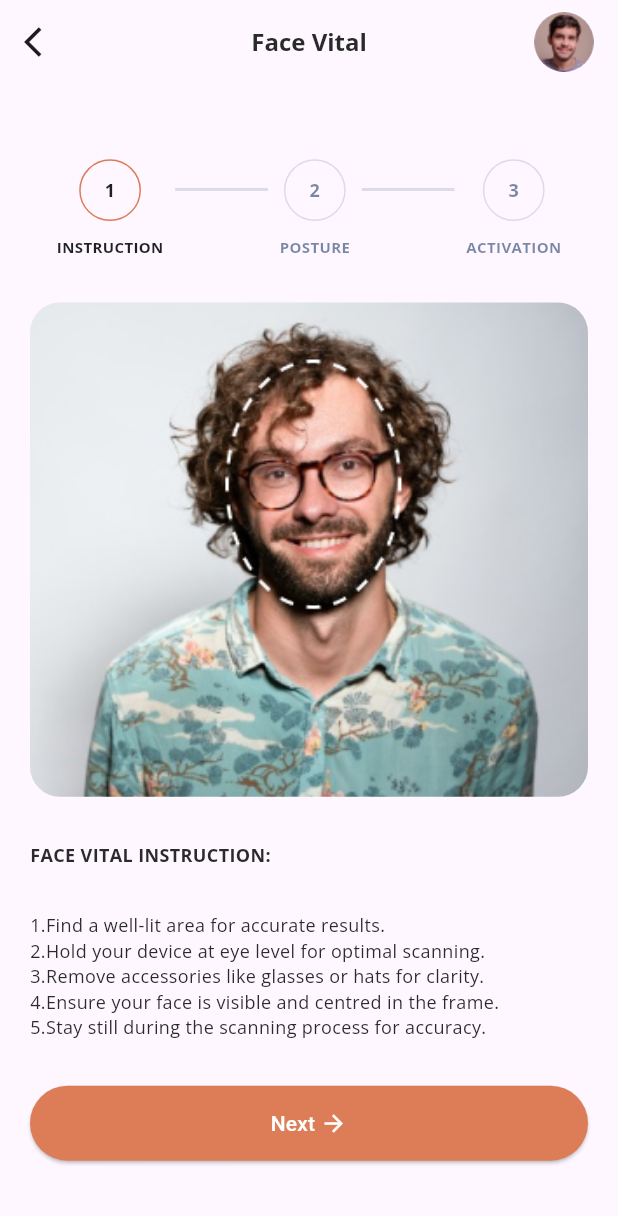
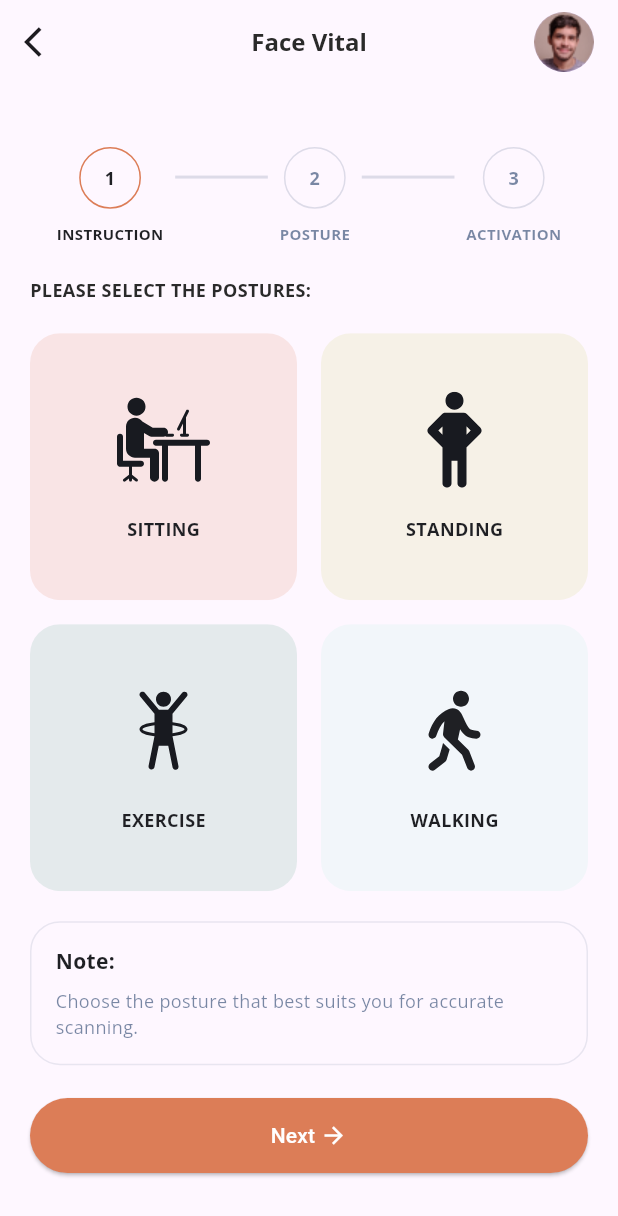
Before and after one commit to KhushiGoyal08/rest-api-todo-application, a Flutter app: the screen it shows after launch, on a phone screen of 412 x 824 dp. Shown: the top 1216 px of the screen. Run offline on Flutter 3.47's test engine with Material 3 defaults, Android fonts, the phone set to English and light mode, and no system bars; our stand-ins replace dio, flutter_svg, google_fonts; missing offline and left inert: flutter_image_stack.

Commit message:
onco pages something left

```diff
--- /dev/null
+++ b/lib/onco/pages/postureScreen.dart
@@ -0,0 +1,119 @@
+import 'package:flutter/material.dart';
+import 'package:flutter_svg/flutter_svg.dart';
+import 'package:google_fonts/google_fonts.dart';
+
+class PostureScreen extends StatelessWidget {
+  PostureScreen({super.key});
+  final List<Color> colors = [
+    const Color(0xFFF9E4E5),
+    const Color(0xFFF6F1E7),
+    const Color(0xFFE4EAEC),
+    const Color(0xFFF2F6FA)
+  ];
+  final List<String> text = ["SITTING", "STANDING", "EXERCISE", "WALKING"];
+  List<String> images = ["Work", "Waiting", "Stretching", "Walking"];
+  @override
+  Widget build(BuildContext context) {
+    return ListView(
+      shrinkWrap: true,
+      children: [
+        Text(
+          'PLEASE SELECT THE POSTURES:',
+          style: GoogleFonts.openSans(
+            color: const Color(0xFF2A2A2A),
+            fontSize: 12,
+            fontWeight: FontWeight.w700,
+          ),
+        ),
+       const  SizedBox(height: 20,),
+        GridView.builder(
+            shrinkWrap: true,
+            gridDelegate: const SliverGridDelegateWithFixedCrossAxisCount(
+              crossAxisCount: 2,
+              crossAxisSpacing: 16,
+              mainAxisSpacing: 16,
+            ),
+            itemCount: 4,
+            itemBuilder: (context, index) {
+              return ClipRRect(
+                borderRadius: BorderRadius.circular(20),
+                child: Container(
+                  color: colors[index],
+                  child: Padding(
+                    padding: const EdgeInsets.all(20),
+                    child: Column(
+                      mainAxisAlignment: MainAxisAlignment.spaceEvenly,
+                      children: [
+                        SvgPicture.asset("assets/images/${images[index]}.svg"),
+                        Center(
+                            child: Text(
+                          text[index],
+                          style: GoogleFonts.openSans(
+                            color: const Color(0xFF1F2024),
+                            fontSize: 12,
+                            fontWeight: FontWeight.w700,
+                          ),
+                        )),
+
+                      ],
+                    ),
+                  ),
+                ),
+              );
+            }),
+       const  SizedBox(height: 20,),
+        Container(
+          padding: const EdgeInsets.all(16),
+          decoration: ShapeDecoration(
+            shape: RoundedRectangleBorder(
+              side: const BorderSide(
+                  width: 1, color: Color(0x19213D68)),
+              borderRadius: BorderRadius.circular(20),
+            ),
+          ),
+          child: Column(
+            mainAxisSize: MainAxisSize.min,
+            mainAxisAlignment: MainAxisAlignment.start,
+            crossAxisAlignment: CrossAxisAlignment.start,
+            children: [
+              Text(
+                'Note:',
+                style: GoogleFonts.openSans(
+                  color: const Color(0xFF1F2024),
+                  fontSize: 14,
+                  fontWeight: FontWeight.w700,
+                ),
+              ),
+              const SizedBox(height: 8),
+              Row(
+                mainAxisSize: MainAxisSize.min,
+                mainAxisAlignment: MainAxisAlignment.start,
+                crossAxisAlignment: CrossAxisAlignment.center,
+                children: [
+                  Expanded(
+                    child: Column(
+                      mainAxisSize: MainAxisSize.min,
+                      mainAxisAlignment: MainAxisAlignment.start,
+                      crossAxisAlignment:
+                      CrossAxisAlignment.start,
+                      children: [
+                        Text(
+                          'Choose the posture that best suits you for accurate scanning.',
+                          style: GoogleFonts.openSans(
+                            color: const Color(0x99213D68),
+                            fontSize: 12,
+                            fontWeight: FontWeight.w400,
+                          ),
+                        ),
+                      ],
+                    ),
+                  ),
+                ],
+              ),
+            ],
+          ),
+        )
+      ],
+    );
+  }
+}
--- a/pubspec.yaml
+++ b/pubspec.yaml
@@ -39,6 +39,7 @@ dependencies:
   dio: ^5.3.3
   google_fonts: ^6.1.0
   flutter_image_stack: ^0.0.7
+  flutter_svg: ^2.0.9
 
 dev_dependencies:
   flutter_test:
```
Also changed, not shown: lib/onco/pages/activationScreen.dart (added, +91 -0 lines), lib/onco/pages/faceVitalScreen.dart (+44 -27 lines), assets/images/Stretching.svg (added), assets/images/Waiting.svg (added), assets/images/Walking.svg (added), assets/images/Work.svg (added), pubspec.lock.
